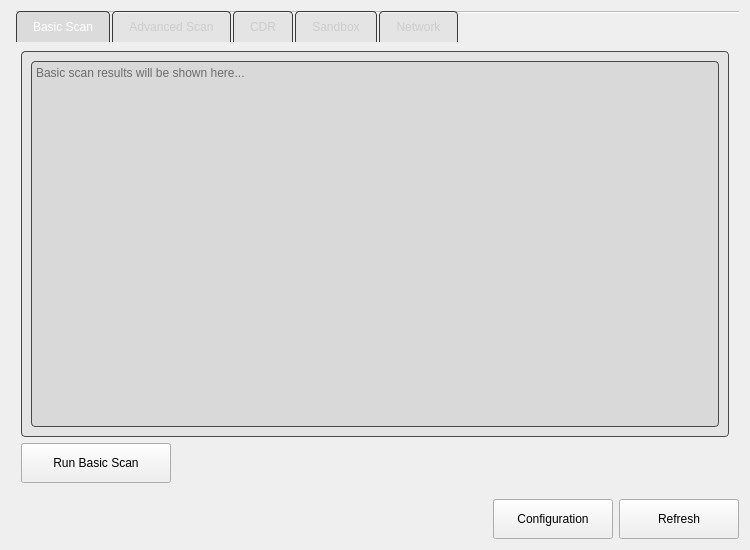
Qt form src/presentation/widgets/Dashboard/DashboardWidget.ui (Ekremunalytu/AVProjectUi) before a commit.
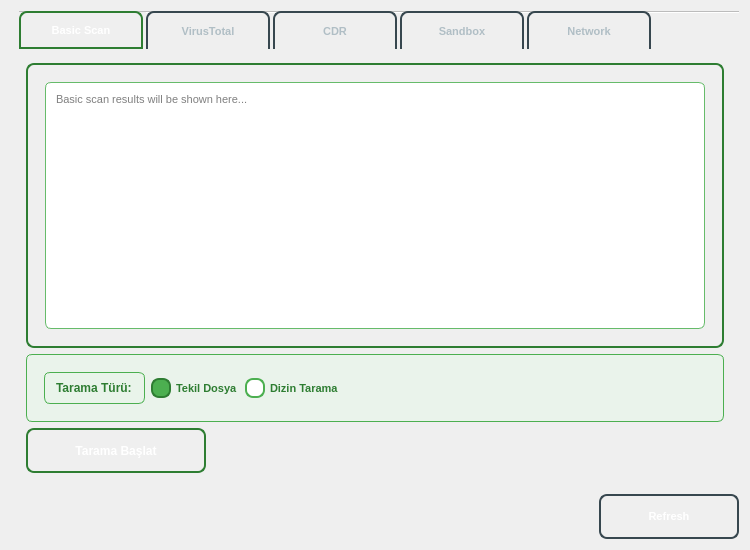
The same form after that commit. Icons and pictures are not drawn.

```diff
--- a/src/presentation/widgets/Dashboard/DashboardWidget.ui
+++ b/src/presentation/widgets/Dashboard/DashboardWidget.ui
@@ -34,27 +34,39 @@
      <property name="styleSheet">
       <string>
 QTabWidget::pane { 
-  border: 1px solid #4A4A4A;
-  border-radius: 4px;
-  background-color: rgba(0, 0, 0, 0.02);
+  border: 2px solid #2E7D32;
+  border-radius: 8px;
+  background: qlineargradient(x1: 0, y1: 0, x2: 0, y2: 1,
+                              stop: 0 rgba(46, 125, 50, 0.1),
+                              stop: 1 rgba(0, 0, 0, 0.05));
   margin-top: -1px;
+  padding: 4px;
 }
 QTabWidget::tab-bar {
-  left: 5px;
+  left: 8px;
 }
 QTabBar::tab {
-  background-color: rgba(0, 0, 0, 0.05);
-  border: 1px solid #3A3A3A;
+  background: qlineargradient(x1: 0, y1: 0, x2: 0, y2: 1,
+                              stop: 0 rgba(69, 90, 100, 0.8),
+                              stop: 1 rgba(38, 50, 56, 0.9));
+  border: 2px solid #37474F;
   border-bottom: 0px;
-  border-top-left-radius: 4px;
-  border-top-right-radius: 4px;
-  padding: 8px 16px;
-  margin-right: 2px;
-  color: #CCCCCC;
+  border-top-left-radius: 8px;
+  border-top-right-radius: 8px;
+  padding: 10px 20px;
+  margin-right: 3px;
+  color: #B0BEC5;
+  font-weight: 500;
+  font-size: 11px;
+  min-width: 80px;
 }
 QTabBar::tab:selected {
-  background-color: rgba(30, 30, 30, 0.1);
+  background: qlineargradient(x1: 0, y1: 0, x2: 0, y2: 1,
+                              stop: 0 rgba(46, 125, 50, 0.9),
+                              stop: 1 rgba(27, 94, 32, 0.8));
   color: #FFFFFF;
+  border: 2px solid #2E7D32;
+  font-weight: 600;
 }
 QTabBar::tab:hover:!selected {
   background-color: rgba(60, 60, 60, 0.2);
@@ -85,9 +97,20 @@
          <property name="styleSheet">
           <string>
 QFrame {
-    border: 1px solid #4A4A4A;
-    background-color: rgba(0, 0, 0, 0.05);
-    border-radius: 4px;
+    border: 2px solid #2E7D32;
+    background: qlineargradient(x1: 0, y1: 0, x2: 0, y2: 1,
+                                stop: 0 rgba(232, 245, 233, 0.95),
+                                stop: 1 rgba(200, 230, 201, 0.9));
+    border-radius: 8px;
+    padding: 8px;
+}
+QTextEdit {
+    border: 1px solid #66BB6A;
+    background-color: rgba(255, 255, 255, 0.98);
+    border-radius: 6px;
+    padding: 6px;
+    font-family: 'Consolas', 'Monaco', monospace;
+    font-size: 11px;
 }
           </string>
          </property>
@@ -111,6 +134,97 @@
          </layout>
         </widget>
        </item>
+       <item>
+        <widget class="QFrame" name="basicScanControlsFrame">
+         <property name="sizePolicy">
+          <sizepolicy hsizetype="Expanding" vsizetype="Fixed">
+           <horstretch>0</horstretch>
+           <verstretch>0</verstretch>
+          </sizepolicy>
+         </property>
+         <property name="maximumHeight">
+          <number>80</number>
+         </property>
+         <property name="frameShape">
+          <enum>QFrame::StyledPanel</enum>
+         </property>
+         <property name="frameShadow">
+          <enum>QFrame::Raised</enum>
+         </property>
+         <property name="styleSheet">
+          <string>
+QFrame {
+    border: 1px solid #4CAF50;
+    background-color: rgba(232, 245, 233, 0.7);
+    border-radius: 6px;
+    padding: 8px;
+}
+QRadioButton {
+    color: #2E7D32;
+    font-weight: 500;
+    font-size: 11px;
+    spacing: 5px;
+}
+QRadioButton::indicator {
+    width: 16px;
+    height: 16px;
+}
+QRadioButton::indicator:unchecked {
+    border: 2px solid #4CAF50;
+    border-radius: 8px;
+    background-color: white;
+}
+QRadioButton::indicator:checked {
+    border: 2px solid #2E7D32;
+    border-radius: 8px;
+    background-color: #4CAF50;
+}
+          </string>
+         </property>
+         <layout class="QHBoxLayout" name="basicScanControlsLayout">
+          <item>
+           <widget class="QLabel" name="scanTypeLabel">
+            <property name="text">
+             <string>Tarama Türü:</string>
+            </property>
+            <property name="styleSheet">
+             <string>QLabel { color: #2E7D32; font-weight: bold; font-size: 12px; }</string>
+            </property>
+           </widget>
+          </item>
+          <item>
+           <widget class="QRadioButton" name="fileScanRadio">
+            <property name="text">
+             <string>Tekil Dosya</string>
+            </property>
+            <property name="checked">
+             <bool>true</bool>
+            </property>
+           </widget>
+          </item>
+          <item>
+           <widget class="QRadioButton" name="directoryScanRadio">
+            <property name="text">
+             <string>Dizin Tarama</string>
+            </property>
+           </widget>
+          </item>
+          <item>
+           <spacer name="basicControlsSpacer">
+            <property name="orientation">
+             <enum>Qt::Horizontal</enum>
+            </property>
+            <property name="sizeHint" stdset="0">
+             <size>
+              <width>40</width>
+              <height>20</height>
+             </size>
+            </property>
+           </spacer>
+          </item>
+         </layout>
+        </widget>
+       </item>
        <item>
         <widget class="QPushButton" name="basicScanButton">
          <property name="sizePolicy">
@@ -121,12 +235,38 @@
          </property>
          <property name="minimumSize">
           <size>
-           <width>150</width>
-           <height>40</height>
+           <width>180</width>
+           <height>45</height>
           </size>
          </property>
          <property name="text">
-          <string>Run Basic Scan</string>
+          <string>Tarama Başlat</string>
+         </property>
+         <property name="styleSheet">
+          <string>
+QPushButton {
+    background: qlineargradient(x1: 0, y1: 0, x2: 0, y2: 1,
+                                stop: 0 #4CAF50,
+                                stop: 1 #388E3C);
+    color: white;
+    border: 2px solid #2E7D32;
+    border-radius: 8px;
+    font-weight: bold;
+    font-size: 12px;
+    padding: 8px 16px;
+}
+QPushButton:hover {
+    background: qlineargradient(x1: 0, y1: 0, x2: 0, y2: 1,
+                                stop: 0 #66BB6A,
+                                stop: 1 #4CAF50);
+    border: 2px solid #4CAF50;
+}
+QPushButton:pressed {
+    background: qlineargradient(x1: 0, y1: 0, x2: 0, y2: 1,
+                                stop: 0 #388E3C,
+                                stop: 1 #2E7D32);
+}
+          </string>
          </property>
          <property name="icon">
           <iconset resource="../../resources.qrc">
@@ -140,7 +280,7 @@
      <!-- Advanced Scan Tab -->
      <widget class="QWidget" name="advancedScanTab">
       <attribute name="title">
-       <string>Advanced Scan</string>
+       <string>VirusTotal</string>
       </attribute>
       <layout class="QVBoxLayout" name="advancedScanTabLayout">
        <item>
@@ -533,29 +673,6 @@
        </property>
       </spacer>
      </item>
-     <item>
-      <widget class="QPushButton" name="configButton">
-       <property name="sizePolicy">
-        <sizepolicy hsizetype="Fixed" vsizetype="Fixed">
-         <horstretch>0</horstretch>
-         <verstretch>0</verstretch>
-        </sizepolicy>
-       </property>
-       <property name="minimumSize">
-        <size>
-         <width>120</width>
-         <height>40</height>
-        </size>
-       </property>
-       <property name="text">
-        <string>Configuration</string>
-       </property>
-       <property name="icon">
-        <iconset resource="../../resources.qrc">
-         <normaloff>:/images/settings.png</normaloff>:/images/settings.png</iconset>
-       </property>
-      </widget>
-     </item>
      <item>
       <widget class="QPushButton" name="refreshButton">
        <property name="sizePolicy">
@@ -566,13 +683,39 @@
        </property>
        <property name="minimumSize">
         <size>
-         <width>120</width>
-         <height>40</height>
+         <width>140</width>
+         <height>45</height>
         </size>
        </property>
        <property name="text">
         <string>Refresh</string>
        </property>
+       <property name="styleSheet">
+        <string>
+QPushButton {
+    background: qlineargradient(x1: 0, y1: 0, x2: 0, y2: 1,
+                                stop: 0 #607D8B,
+                                stop: 1 #455A64);
+    color: white;
+    border: 2px solid #37474F;
+    border-radius: 8px;
+    font-weight: bold;
+    font-size: 11px;
+    padding: 8px 16px;
+}
+QPushButton:hover {
+    background: qlineargradient(x1: 0, y1: 0, x2: 0, y2: 1,
+                                stop: 0 #78909C,
+                                stop: 1 #607D8B);
+    border: 2px solid #455A64;
+}
+QPushButton:pressed {
+    background: qlineargradient(x1: 0, y1: 0, x2: 0, y2: 1,
+                                stop: 0 #455A64,
+                                stop: 1 #37474F);
+}
+        </string>
+       </property>
        <property name="icon">
         <iconset resource="../../resources.qrc">
          <normaloff>:/images/refresh.png</normaloff>:/images/refresh.png</iconset>
```
Left out of the diff: 266 changed lines with no effect on the pictures.
